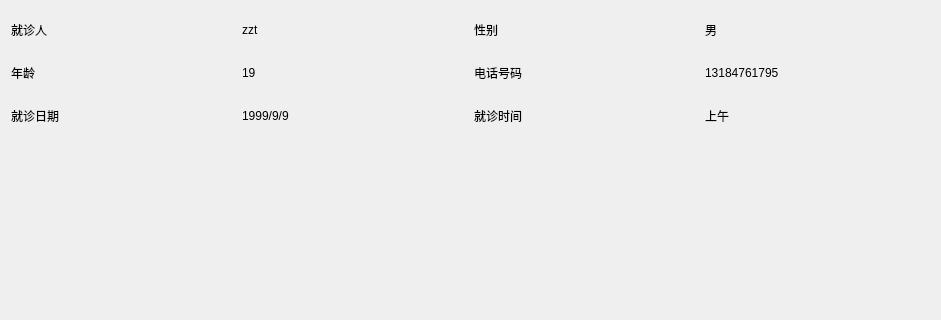
Before: the Qt Designer form doctor/little_history.ui in sayazaaa/SmMed, drawn with Qt 5; both pictures show x 0 to 941 and y 0 to 320 of the 941 by 644 pixel window.
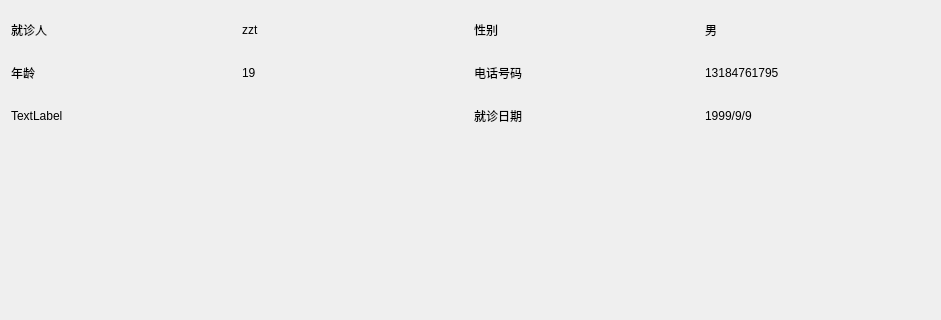
After: the same form once the commit is applied. Custom widgets are drawn as their Qt base class.

The edit to the form file:
```diff
--- a/doctor/little_history.ui
+++ b/doctor/little_history.ui
@@ -72,14 +72,7 @@
        </property>
       </widget>
      </item>
-     <item row="2" column="0">
-      <widget class="QLabel" name="label_date_text">
-       <property name="text">
-        <string>就诊日期</string>
-       </property>
-      </widget>
-     </item>
-     <item row="2" column="1">
+     <item row="2" column="3">
       <widget class="QLabel" name="label_date">
        <property name="text">
         <string>1999/9/9</string>
@@ -87,16 +80,16 @@
       </widget>
      </item>
      <item row="2" column="2">
-      <widget class="QLabel" name="label_time_text">
+      <widget class="QLabel" name="label_date_text">
        <property name="text">
-        <string>就诊时间</string>
+        <string>就诊日期</string>
        </property>
       </widget>
      </item>
-     <item row="2" column="3">
-      <widget class="QLabel" name="label_time">
+     <item row="2" column="0">
+      <widget class="QLabel" name="label_which">
        <property name="text">
-        <string>上午</string>
+        <string>TextLabel</string>
        </property>
       </widget>
      </item>
```
